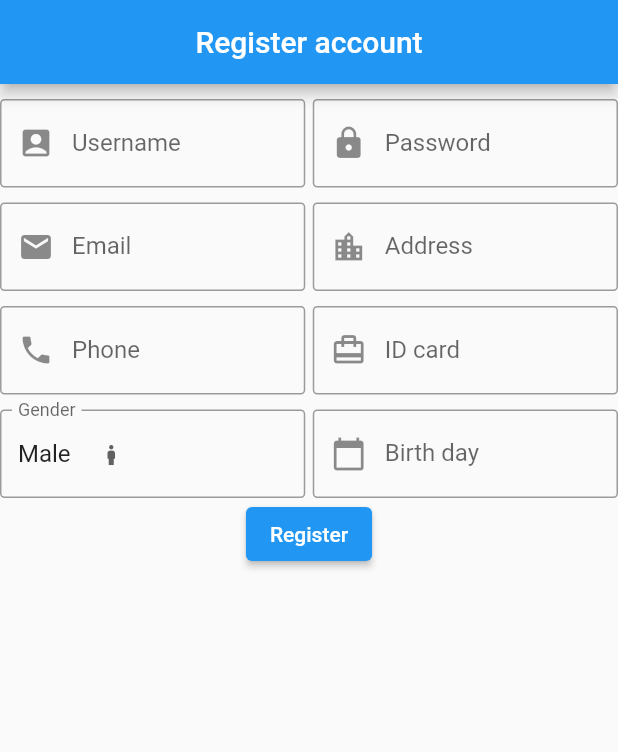
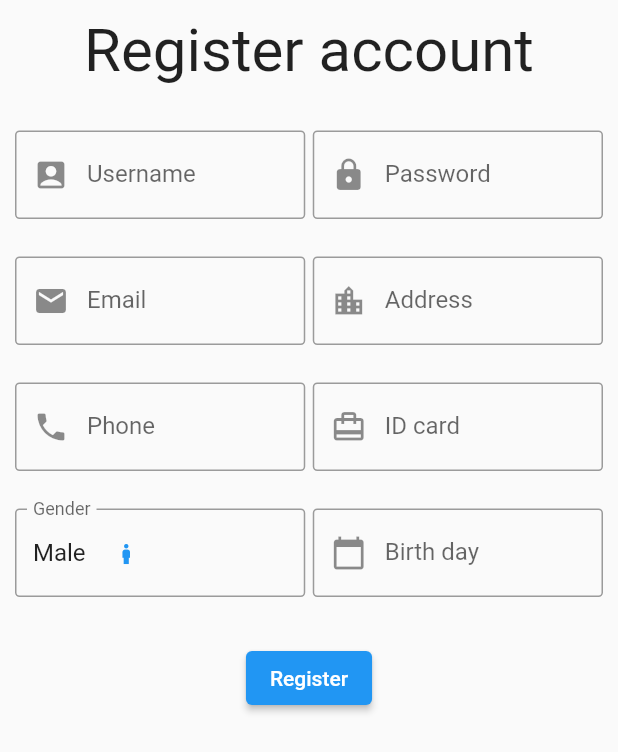
Before and after one commit to Jamies-Tran/SU22SE04_SBHS_Capstone_Project, a Flutter app: the screen it shows after launch, on a phone screen of 412 x 824 dp. Shown: the top 752 px of the screen. Run offline on Flutter 3.47's test engine with Material 2 defaults, Android fonts, the phone set to English and light mode, and no system bars; our stand-ins replace firebase_core, get_it; accounts and stored records are empty.

Commit message:
Register account 2022-28-11

```diff
--- a/staywithme_passenger_application/lib/screen/authenticate/register_screen.dart
+++ b/staywithme_passenger_application/lib/screen/authenticate/register_screen.dart
@@ -1,4 +1,5 @@
 import 'package:flutter/material.dart';
+import 'package:intl/intl.dart';
 import 'package:staywithme_passenger_application/bloc/event/register_event.dart';
 import 'package:staywithme_passenger_application/bloc/register_bloc.dart';
 import 'package:staywithme_passenger_application/bloc/state/register_state.dart';
@@ -13,21 +14,29 @@ class RegisterScreen extends StatefulWidget {
 class _RegisterScreen extends State<RegisterScreen> {
   final formState = GlobalKey<FormState>();
   final registerBloc = RegisterBloc();
+  final dateFormat = DateFormat("yyyy-MM-dd");
+  final dobTextFieldController = TextEditingController();
 
   @override
   Widget build(BuildContext context) {
     return Scaffold(
-      appBar: AppBar(
-        title: const Text("Register account"),
-        centerTitle: true,
-      ),
-      body: Container(
-          margin: const EdgeInsets.only(top: 10),
+      body: SafeArea(
+          child: Container(
+        margin: const EdgeInsets.only(top: 10, left: 10, right: 10),
         child: StreamBuilder<RegisterState>(
           stream: registerBloc.stateController.stream,
           initialData: registerBloc.initData,
           builder: (context, snapshot) {
             return Column(children: [
+              const Center(
+                child: Text(
+                  "Register account",
+                  style: TextStyle(fontSize: 40),
+                ),
+              ),
+              const SizedBox(
+                height: 30,
+              ),
               Form(
                   key: formState,
                   child: Column(
@@ -51,8 +60,7 @@ class _RegisterScreen extends State<RegisterScreen> {
                                       borderRadius: BorderRadius.all(
                                           Radius.circular(3.0)),
                                       borderSide: BorderSide(
-                                            color: Colors.redAccent,
-                                            width: 1.0)),
+                                          color: Colors.redAccent, width: 1.0)),
                                   label: Text("Username"),
                                   prefixIcon: Icon(Icons.account_box)),
                               onChanged: (value) => registerBloc
@@ -81,8 +89,7 @@ class _RegisterScreen extends State<RegisterScreen> {
                                       borderRadius: BorderRadius.all(
                                           Radius.circular(3.0)),
                                       borderSide: BorderSide(
-                                            color: Colors.redAccent,
-                                            width: 1.0)),
+                                          color: Colors.redAccent, width: 1.0)),
                                   label: Text("Password"),
                                   prefixIcon: Icon(Icons.lock)),
                               onChanged: (value) => registerBloc
@@ -95,7 +102,7 @@ class _RegisterScreen extends State<RegisterScreen> {
                         ],
                       ),
                       const SizedBox(
-                          height: 10,
+                        height: 25,
                       ),
                       Row(
                         mainAxisAlignment: MainAxisAlignment.center,
@@ -117,8 +124,7 @@ class _RegisterScreen extends State<RegisterScreen> {
                                       borderRadius: BorderRadius.all(
                                           Radius.circular(3.0)),
                                       borderSide: BorderSide(
-                                            color: Colors.redAccent,
-                                            width: 1.0)),
+                                          color: Colors.redAccent, width: 1.0)),
                                   label: Text("Email"),
                                   prefixIcon: Icon(Icons.email)),
                               onChanged: (value) => registerBloc
@@ -147,8 +153,7 @@ class _RegisterScreen extends State<RegisterScreen> {
                                       borderRadius: BorderRadius.all(
                                           Radius.circular(3.0)),
                                       borderSide: BorderSide(
-                                            color: Colors.redAccent,
-                                            width: 1.0)),
+                                          color: Colors.redAccent, width: 1.0)),
                                   label: Text("Address"),
                                   prefixIcon: Icon(Icons.location_city)),
                               onChanged: (value) => registerBloc
@@ -161,7 +166,7 @@ class _RegisterScreen extends State<RegisterScreen> {
                         ],
                       ),
                       const SizedBox(
-                          height: 10,
+                        height: 25,
                       ),
                       Row(
                         mainAxisAlignment: MainAxisAlignment.center,
@@ -183,8 +188,7 @@ class _RegisterScreen extends State<RegisterScreen> {
                                       borderRadius: BorderRadius.all(
                                           Radius.circular(3.0)),
                                       borderSide: BorderSide(
-                                            color: Colors.redAccent,
-                                            width: 1.0)),
+                                          color: Colors.redAccent, width: 1.0)),
                                   label: Text("Phone"),
                                   prefixIcon: Icon(Icons.phone)),
                               onChanged: (value) => registerBloc
@@ -214,8 +218,7 @@ class _RegisterScreen extends State<RegisterScreen> {
                                       borderRadius: BorderRadius.all(
                                           Radius.circular(3.0)),
                                       borderSide: BorderSide(
-                                            color: Colors.redAccent,
-                                            width: 1.0)),
+                                          color: Colors.redAccent, width: 1.0)),
                                   label: Text("ID card"),
                                   prefixIcon: Icon(Icons.card_travel)),
                               onChanged: (value) => registerBloc
@@ -229,7 +232,7 @@ class _RegisterScreen extends State<RegisterScreen> {
                         ],
                       ),
                       const SizedBox(
-                          height: 10,
+                        height: 25,
                       ),
                       Row(
                         mainAxisAlignment: MainAxisAlignment.center,
@@ -260,10 +263,12 @@ class _RegisterScreen extends State<RegisterScreen> {
                                         ? const Icon(
                                             Icons.boy,
                                             size: 20,
+                                            color: Colors.blue,
                                           )
                                         : const Icon(
                                             Icons.girl,
                                             size: 20,
+                                            color: Colors.pink,
                                           ),
                                     underline: const SizedBox(),
                                     onChanged: (value) => registerBloc
@@ -278,7 +283,8 @@ class _RegisterScreen extends State<RegisterScreen> {
                           Expanded(
                             flex: 1,
                             child: TextFormField(
-                                keyboardType: TextInputType.number,
+                              readOnly: true,
+                              controller: dobTextFieldController,
                               decoration: const InputDecoration(
                                   fillColor: Colors.white,
                                   focusColor: Colors.grey,
@@ -292,22 +298,31 @@ class _RegisterScreen extends State<RegisterScreen> {
                                       borderRadius: BorderRadius.all(
                                           Radius.circular(3.0)),
                                       borderSide: BorderSide(
-                                            color: Colors.redAccent,
-                                            width: 1.0)),
+                                          color: Colors.redAccent, width: 1.0)),
                                   label: Text("Birth day"),
                                   prefixIcon: Icon(Icons.calendar_today)),
                               onTap: () {
-                                  //showDatePicker(context: context, initialDate: initialDate, firstDate: firstDate, lastDate: lastDate)
+                                showDatePicker(
+                                  context: context,
+                                  initialDate: DateTime(1980),
+                                  firstDate: DateTime(1980),
+                                  lastDate: DateTime(2004),
+                                ).then((value) {
+                                  dobTextFieldController.text =
+                                      dateFormat.format(value!);
+                                  registerBloc.eventController.sink.add(
+                                      InputDobEvent(
+                                          dob: dobTextFieldController.text));
+                                });
                               },
-                                onChanged: (value) => registerBloc
-                                    .eventController.sink
-                                    .add(InputCitizenIdentificationEvent(
-                                        citizenIdentification: value)),
-                                validator: (value) => snapshot.data!
-                                    .validateCitizenIdentification(),
+                              validator: (value) =>
+                                  snapshot.data!.validateDob(),
                             ),
                           )
                         ],
+                      ),
+                      const SizedBox(
+                        height: 30,
                       ),
                       ElevatedButton(
                           onPressed: () {
@@ -316,8 +331,8 @@ class _RegisterScreen extends State<RegisterScreen> {
                                   SubmitRegisterAccountEvent(
                                       address: snapshot.data!.address,
                                       avatarUrl: snapshot.data!.avatarUrl,
-                                        citizenIdentification: snapshot
-                                            .data!.citizenIdentification,
+                                      citizenIdentification:
+                                          snapshot.data!.citizenIdentification,
                                       dob: snapshot.data!.dob,
                                       email: snapshot.data!.email,
                                       gender: snapshot.data!.gender,
@@ -331,6 +346,7 @@ class _RegisterScreen extends State<RegisterScreen> {
                   ))
             ]);
           },
+        ),
       )),
     );
   }
--- a/staywithme_passenger_application/pubspec.yaml
+++ b/staywithme_passenger_application/pubspec.yaml
@@ -38,6 +38,7 @@ dependencies:
   cupertino_icons: ^1.0.2
   firebase_core: ^2.1.0
   get_it: ^7.2.0
+  intl: ^0.17.0
 
 dev_dependencies:
   flutter_test:
```
Also changed, not shown: staywithme_passenger_application/pubspec.lock. Lines whose indentation alone changed are shown as unchanged.
